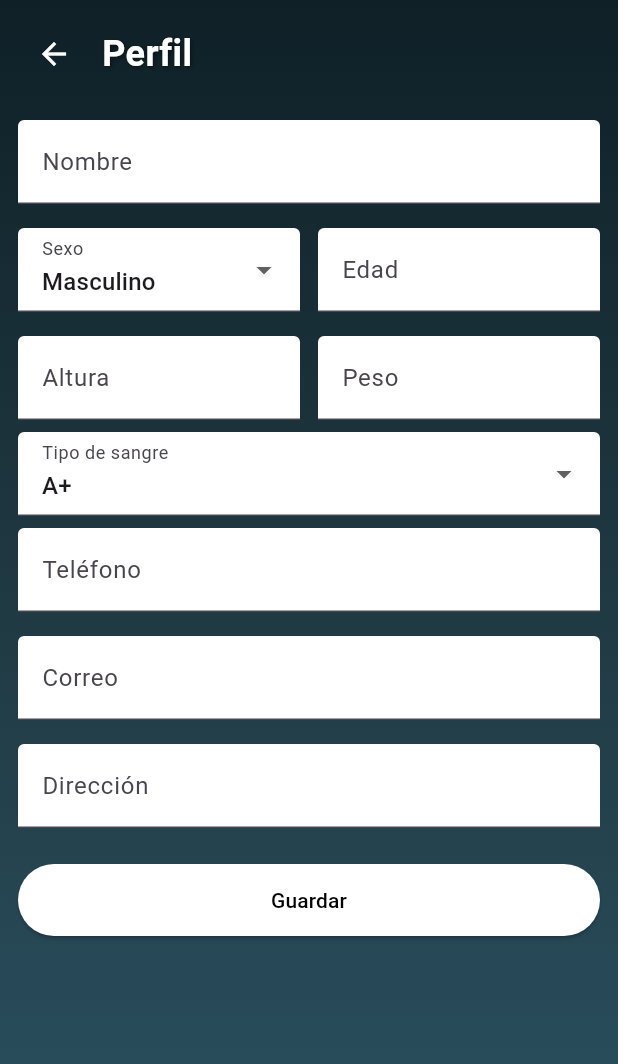
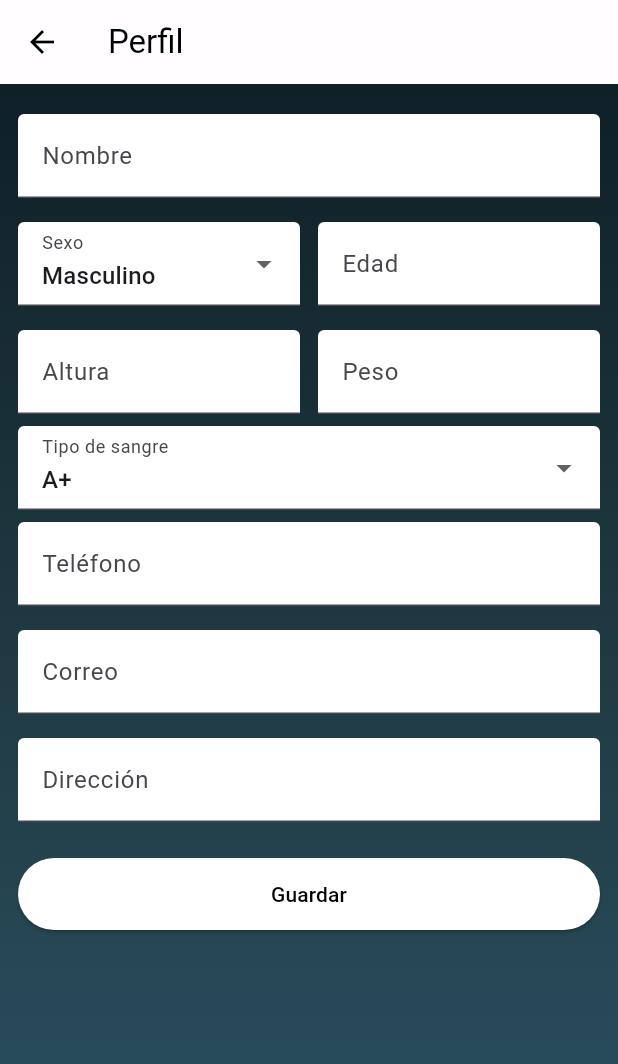
Before and after one commit to DVeliz99/lab_cg, a Flutter app: the ProfileScreen screen opened directly, on a phone screen of 412 x 824 dp. Shown: the top 1064 px of the screen. Run offline on Flutter 3.47's test engine with Material 3 defaults, Android fonts, the phone set to English and light mode, and no system bars; our stand-ins replace firebase_auth; accounts and stored records are empty.

Commit message:
fix: Corrección de estructura Profile (#15) (#16)
* docs(profile.dart): Añadir archivo profile.dart

Añadir archivo y comentario

* Final local fixes before pulling

* Pantalla Perfil

* feat(perfil): implementacion de pantalla de perfil

* feat(pantalla-perfil): agregar fondo degradado y app bar personalizada

se añadio un contendero con gradiente y las estructuras pendientes.

* refactor(profile): reorganizacion de estructura para cumplir clean architecture

* docs(profile_repository.dart): añadir comentario

```diff
--- a/lib/data/data_sources/data_profile.dart
+++ b/lib/data/data_sources/profile_data_source.dart
@@ -1,10 +1,8 @@
 import 'package:lab_cg/domain/profile.dart';
-import 'package:lab_cg/data/repositories/profile_repository.dart';
 
-class DataProfile implements ProfileRepository {
+class ProfileDataSource {
   final List<Profile> _profiles = [];
 
-  @override
   Future<void> saveProfile(Profile profile) async {
     _profiles.clear();
     _profiles.add(profile);
--- /dev/null
+++ b/lib/data/implements/profile_repository_impl.dart
@@ -0,0 +1,14 @@
+import 'package:lab_cg/domain/profile.dart';
+import 'package:lab_cg/data/repositories/profile_repository.dart';
+import 'package:lab_cg/data/data_sources/profile_data_source.dart';
+
+class ProfileRepositoryImpl implements ProfileRepository {
+  final ProfileDataSource dataSource;
+
+  ProfileRepositoryImpl(this.dataSource);
+
+  @override
+  Future<void> saveProfile(Profile profile) async {
+    await dataSource.saveProfile(profile);
+  }
+}
--- a/lib/data/repositories/profile_repository.dart
+++ b/lib/data/repositories/profile_repository.dart
@@ -3,3 +3,4 @@ import 'package:lab_cg/domain/profile.dart';
 abstract class ProfileRepository {
   Future<void> saveProfile(Profile profile);
 }
+// No eliminar
--- a/lib/presentation/screens/profile_screen.dart
+++ b/lib/presentation/screens/profile_screen.dart
@@ -1,7 +1,8 @@
 import 'package:flutter/material.dart';
 import 'package:lab_cg/domain/profile.dart';
 import 'package:lab_cg/use_cases/profile_use_cases.dart';
-import 'package:lab_cg/data/data_sources/data_profile.dart';
+import 'package:lab_cg/data/data_sources/profile_data_source.dart';
+import 'package:lab_cg/data/implements/profile_repository_impl.dart';
 
 class ProfileScreen extends StatefulWidget {
   const ProfileScreen({super.key});
@@ -22,7 +23,9 @@ class _ProfileScreenState extends State<ProfileScreen> {
   final _emailController = TextEditingController();
   final _addressController = TextEditingController();
 
-  final SaveProfile saveProfile = SaveProfile(DataProfile());
+  final SaveProfile saveProfile = SaveProfile(
+    ProfileRepositoryImpl(ProfileDataSource()),
+  );
 
   void _save() {
     if (_formKey.currentState!.validate()) {
@@ -48,6 +51,16 @@ class _ProfileScreenState extends State<ProfileScreen> {
   @override
   Widget build(BuildContext context) {
     return Scaffold(
+      appBar: AppBar(
+        title: const Text('Perfil'),
+        backgroundColor: Colors.white.withOpacity(0.8),
+        foregroundColor: Colors.black,
+        elevation: 0,
+        leading: IconButton(
+          icon: const Icon(Icons.arrow_back),
+          onPressed: () => Navigator.pop(context),
+        ),
+      ),
       body: Container(
         decoration: const BoxDecoration(
           gradient: LinearGradient(
@@ -63,7 +76,6 @@ class _ProfileScreenState extends State<ProfileScreen> {
               padding: const EdgeInsets.all(12),
               child: ListView(
                 children: [
-                  _buildAppBar(),
                   _buildTextField("Nombre", _nameController),
                   Row(
                     children: [
@@ -142,33 +154,6 @@ class _ProfileScreenState extends State<ProfileScreen> {
     );
   }
 
-  Widget _buildAppBar() {
-    return Padding(
-      padding: const EdgeInsets.only(bottom: 12),
-      child: Row(
-        children: const [
-          BackButton(color: Colors.white),
-          SizedBox(width: 8),
-          Text(
-            'Perfil',
-            style: TextStyle(
-              fontSize: 24,
-              fontWeight: FontWeight.bold,
-              color: Colors.white,
-              shadows: [
-                Shadow(
-                  offset: Offset(1, 1),
-                  blurRadius: 4,
-                  color: Colors.black45,
-                ),
-              ],
-            ),
-          ),
-        ],
-      ),
-    );
-  }
-
   Widget _buildTextField(
     String label,
     TextEditingController controller, {
```
Also changed, not shown: backup/user_repository_impl.dart (renamed from lib/data/implements/user_repository_impl.dart), lib/data/firebase_data_sources/firebase_profile_data_source.dart (renamed from lib/data/firebase_data_sources/firebase_profile.dart).
